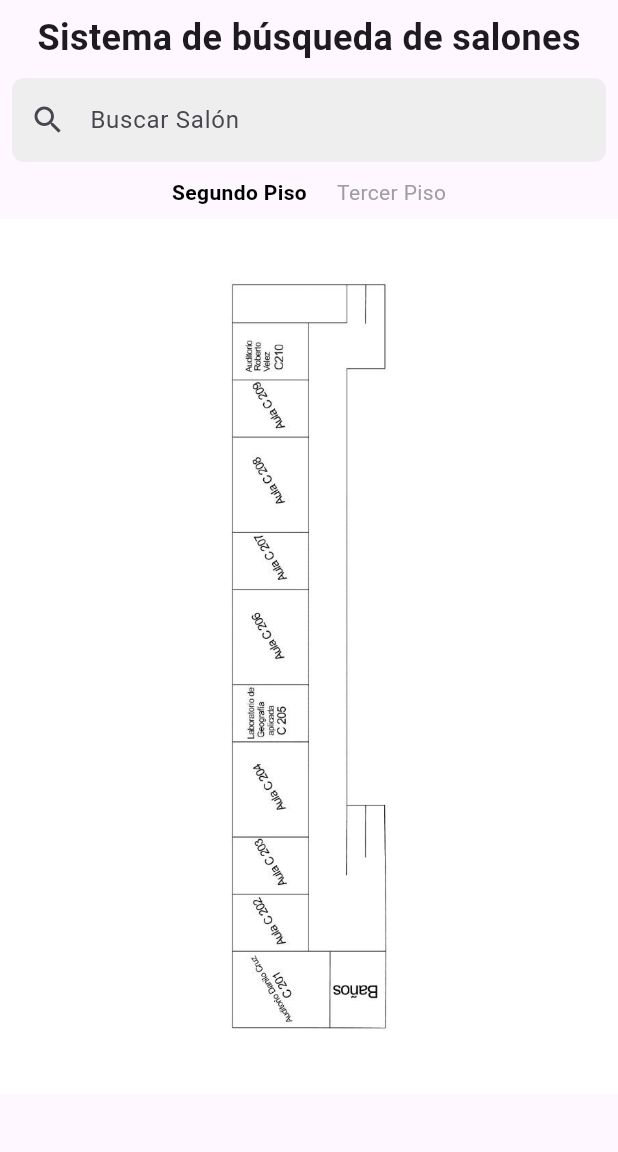
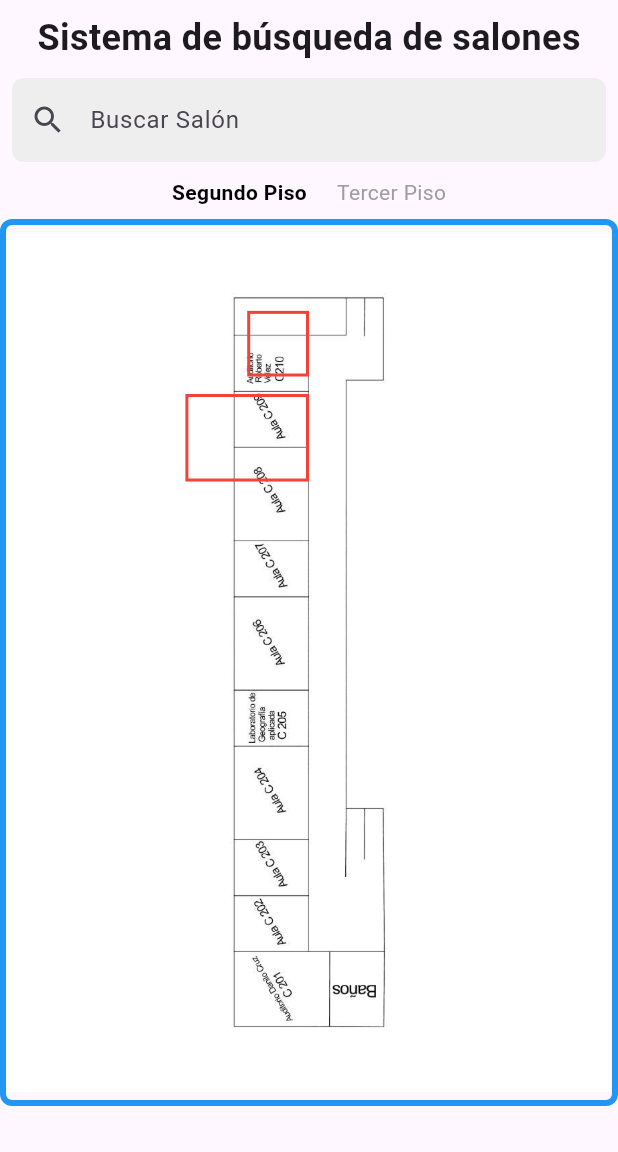
Before and after one commit to Magaca78/ClassCompass_SoftwareIII, a Flutter app: the screen it shows after launch, on a phone screen of 412 x 824 dp, the part 84-1236 px from its top. Run offline on Flutter 3.47's test engine with Material 3 defaults, Android fonts, the phone set to English and light mode, and no system bars; our stand-ins replace google_fonts.

Commit message:
Ajustes diseño responsive

```diff
--- a/lib/interactive_map.dart
+++ b/lib/interactive_map.dart
@@ -1,50 +1,63 @@
 import 'package:flutter/material.dart';
 import 'info_rect.dart';
 
-class InteractiveMap extends StatelessWidget {
-  final String floor; // Parámetro para indicar el piso seleccionado
+class InteractiveMap extends StatefulWidget {
+  final String floor;
 
-  InteractiveMap({required this.floor, super.key});
-
-  // Lista de aulas (puedes ajustarla según el piso)
-  final List<InfoRect> squares = [
-    InfoRect(rect: Rect.fromLTWH(116, 51, 40, 30), info: 'Aula C210'),
-    InfoRect(rect: Rect.fromLTWH(116, 81, 40, 30), info: 'Aula C209'),
-    InfoRect(rect: Rect.fromLTWH(116, 109, 40, 48), info: 'Aula C208'),
-    InfoRect(rect: Rect.fromLTWH(116, 156, 40, 30), info: 'Aula C207'),
-  ];
+  const InteractiveMap({Key? key, required this.floor}) : super(key: key);
 
   @override
-  Widget build(BuildContext context) {
-    // Selección dinámica de la imagen según el piso
-    final String floorImage = floor == "Segundo Piso"
-        ? 'assets/mapaPiso2.jpg'
-        : 'assets/mapaPiso3.jpg';
+  _InteractiveMapState createState() => _InteractiveMapState();
+}
 
-    return InteractiveViewer(
-      panEnabled: true,
-      minScale: 0.5,
-      maxScale: 3.0,
-      child: Stack(
-        children: [
-          // Muestra la imagen correspondiente al piso
-          Image.asset(floorImage),
-          ...squares.map((infoRect) {
-            Rect square = infoRect.rect;
-            return Positioned(
-              left: square.left,
-              top: square.top,
-              width: square.width,
-              height: square.height,
-              child: GestureDetector(
-                onTap: () {
-                  // Mostrar información del aula (puedes expandir esta funcionalidad)
+class _InteractiveMapState extends State<InteractiveMap> {
+  final Map<String, String> floorImages = {
+    "Segundo Piso": "assets/mapaPiso2.jpg",
+    "Tercer Piso": "assets/mapaPiso3.jpg",
+  };
+
+  final Map<String, List<InfoRect>> floorRectangles = {
+    "Segundo Piso": [
+      InfoRect(rect: Rect.fromLTWH(0.4, 0.105, 0.1, 0.075), info: 'Aula C210'),
+      InfoRect(rect: Rect.fromLTWH(0.3, 0.2, 0.2, 0.1), info: 'Aula C209'),
+    ],
+    "Tercer Piso": [
+      InfoRect(rect: Rect.fromLTWH(0.2, 0.3, 0.2, 0.1), info: 'Aula C310'),
+      InfoRect(rect: Rect.fromLTWH(0.4, 0.5, 0.2, 0.1), info: 'Aula C309'),
+    ],
+  };
+
+  double? imageWidth;
+  double? imageHeight;
+  Set<InfoRect> selectedRects = Set();
+
+  @override
+  void initState() {
+    super.initState();
+    _loadImageDimensions();
+  }
+
+  void _loadImageDimensions() {
+    final String imagePath = floorImages[widget.floor] ?? floorImages.values.first;
+    final Image image = Image.asset(imagePath);
+
+    image.image.resolve(const ImageConfiguration()).addListener(
+      ImageStreamListener((ImageInfo info, bool _) {
+        setState(() {
+          imageWidth = info.image.width.toDouble();
+          imageHeight = info.image.height.toDouble();
+        });
+      }),
+    );
+  }
+
+  void _showMessage(BuildContext context, String message) {
     showDialog(
       context: context,
       builder: (BuildContext context) {
         return AlertDialog(
-                        title: Text('Información del Aula'),
-                        content: Text(infoRect.info),
+          title: const Text('Información del Aula'),
+          content: Text(message),
           actions: [
             TextButton(
               onPressed: () => Navigator.of(context).pop(),
@@ -54,13 +67,80 @@ class InteractiveMap extends StatelessWidget {
         );
       },
     );
+  }
+
+  @override
+  Widget build(BuildContext context) {
+    final String imagePath = floorImages[widget.floor] ?? floorImages.values.first;
+    final List<InfoRect> rectangles = floorRectangles[widget.floor] ?? [];
+
+    return LayoutBuilder(
+      builder: (context, constraints) {
+        final screenWidth = constraints.maxWidth;
+        final screenHeight = constraints.maxHeight;
+
+        if (imageWidth == null || imageHeight == null) {
+          return const Center(child: CircularProgressIndicator());
+        }
+
+        // Establecer el tamaño de la imagen basado en la pantalla, sin distorsión
+        double scaleX = screenWidth / imageWidth!;
+        double scaleY = screenHeight / imageHeight!;
+        double scale = (scaleX < scaleY) ? scaleX : scaleY;
+
+        // Establecer límites para evitar que la imagen sea demasiado grande
+        double maxWidth = 1200;
+        double maxHeight = 800;
+
+        double imageDisplayWidth = imageWidth! * scale;
+        double imageDisplayHeight = imageHeight! * scale;
+
+        if (imageDisplayWidth > maxWidth) imageDisplayWidth = maxWidth;
+        if (imageDisplayHeight > maxHeight) imageDisplayHeight = maxHeight;
+
+        return InteractiveViewer(
+          panEnabled: true,
+          minScale: 0.5,
+          maxScale: 3.0,
+          child: Stack(
+            children: [
+              // Imagen con bordes
+              Container(
+                decoration: BoxDecoration(
+                  border: Border.all(color: Colors.blue, width: 4),
+                  borderRadius: BorderRadius.circular(8),
+                ),
+                child: Image.asset(
+                  imagePath,
+                  width: imageDisplayWidth,
+                  height: imageDisplayHeight,
+                  fit: BoxFit.contain,
+                ),
+              ),
+              // Cuadrados interactivos basados en la imagen
+              ...rectangles.map((infoRect) {
+                return Positioned(
+                  left: infoRect.rect.left * imageDisplayWidth,  // Usar el tamaño de la imagen
+                  top: infoRect.rect.top * imageDisplayHeight,   // Usar el tamaño de la imagen
+                  width: infoRect.rect.width * imageDisplayWidth, // Usar el tamaño de la imagen
+                  height: infoRect.rect.height * imageDisplayHeight, // Usar el tamaño de la imagen
+                  child: GestureDetector(
+                    onTap: () {
+                      setState(() {
+                        if (selectedRects.contains(infoRect)) {
+                          selectedRects.remove(infoRect);
+                        } else {
+                          selectedRects.add(infoRect);
+                        }
+                        _showMessage(context, infoRect.info);
+                      });
                     },
                     child: Container(
                       decoration: BoxDecoration(
-                    border: Border.all(
                         color: Colors.transparent,
-                      width: 2,
-                    ),
+                        border: selectedRects.contains(infoRect)
+                            ? Border.all(color: Colors.green, width: 2)
+                            : Border.all(color: Colors.red, width: 2),
                       ),
                     ),
                   ),
@@ -69,5 +149,7 @@ class InteractiveMap extends StatelessWidget {
             ],
           ),
         );
+      },
+    );
   }
 }
```
Lines whose indentation alone changed are shown as unchanged.
